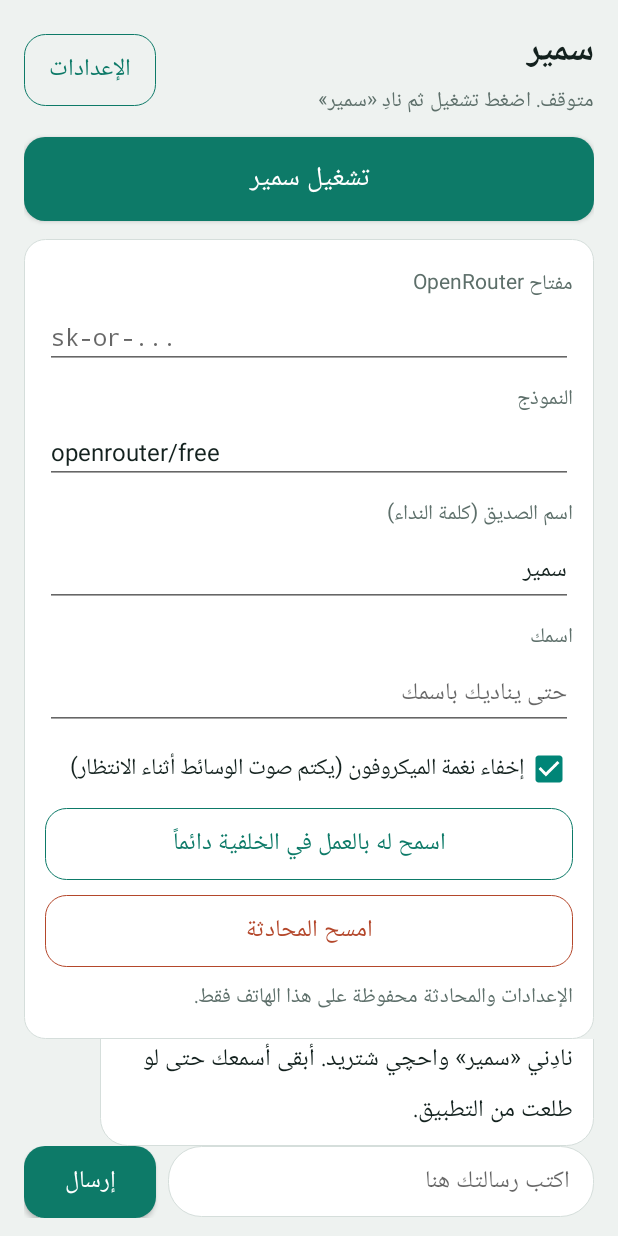
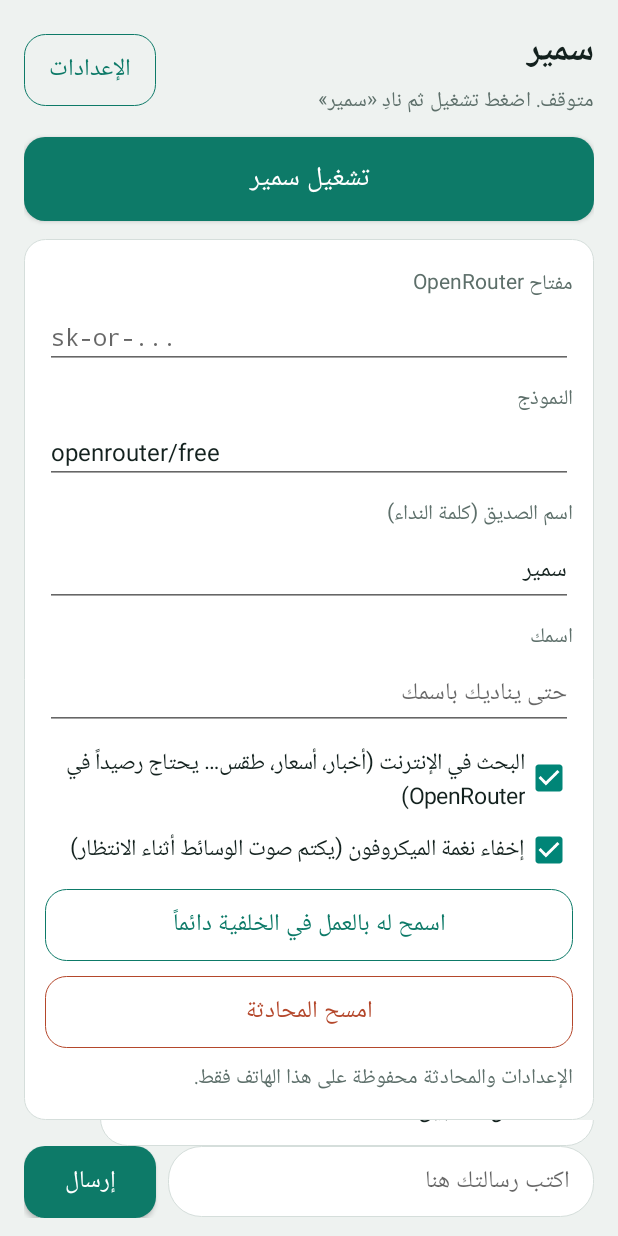
Before and after one commit to loolbox2010/samir-app, an Android app: the screen it shows after launch (MainActivity), on a phone screen of 412 x 824 dp. Run offline under Robolectric (Android 15) with nearby library versions, the phone set to English and light mode, and no system bars.

Commit message:
Add files via upload

```diff
--- a/app/src/main/java/iq/samir/friend/MainActivity.kt
+++ b/app/src/main/java/iq/samir/friend/MainActivity.kt
@@ -209,6 +209,17 @@ class MainActivity : Activity() {
             Store.put(this, Store.K_USER, it.trim())
         }
 
+        val web = CheckBox(this).apply {
+            text = "البحث في الإنترنت (أخبار، أسعار، طقس… يحتاج رصيداً في OpenRouter)"
+            textSize = 15f
+            setTextColor(ink)
+            isChecked = Store.webSearch(this@MainActivity)
+            setOnCheckedChangeListener { _, checked -> Store.putBool(this@MainActivity, Store.K_WEB, checked) }
+        }
+        settingsBox.addView(web, LinearLayout.LayoutParams(
+            ViewGroup.LayoutParams.MATCH_PARENT, ViewGroup.LayoutParams.WRAP_CONTENT
+        ).apply { topMargin = dp(10) })
+
         val mute = CheckBox(this).apply {
             text = "إخفاء نغمة الميكروفون (يكتم صوت الوسائط أثناء الانتظار)"
             textSize = 15f
--- a/app/src/main/java/iq/samir/friend/Store.kt
+++ b/app/src/main/java/iq/samir/friend/Store.kt
@@ -14,6 +14,7 @@ object Store {
     const val K_WAKE = "wake"
     const val K_USER = "userName"
     const val K_MUTE = "muteBeep"
+    const val K_WEB = "webSearch"
     const val K_STATUS = "status"
     const val K_HISTORY = "history"
     const val K_RUNNING = "running"
@@ -35,6 +36,7 @@ object Store {
     fun wake(c: Context) = str(c, K_WAKE, DEFAULT_WAKE)
     fun userName(c: Context) = str(c, K_USER, "")
     fun muteBeep(c: Context) = prefs(c).getBoolean(K_MUTE, true)
+    fun webSearch(c: Context) = prefs(c).getBoolean(K_WEB, true)
     fun status(c: Context) = str(c, K_STATUS, "متوقف")
 
     fun put(c: Context, key: String, value: String) {
```
Also changed, not shown: app/src/main/java/iq/samir/friend/Brain.kt (+71 -35 lines).
